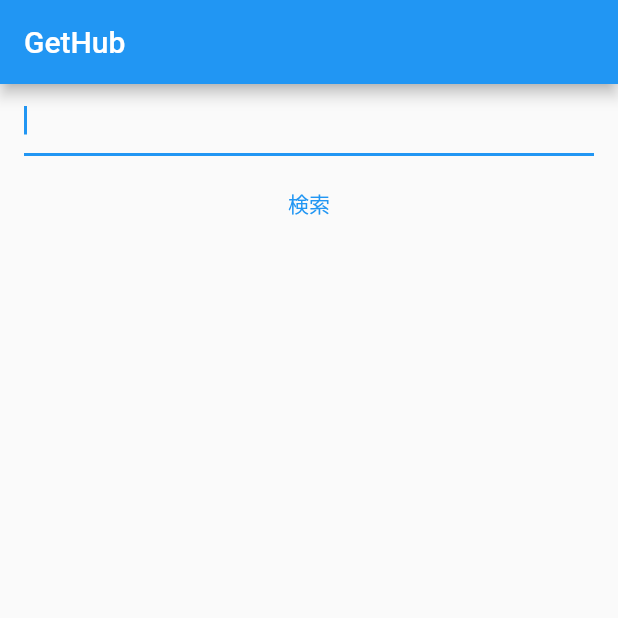
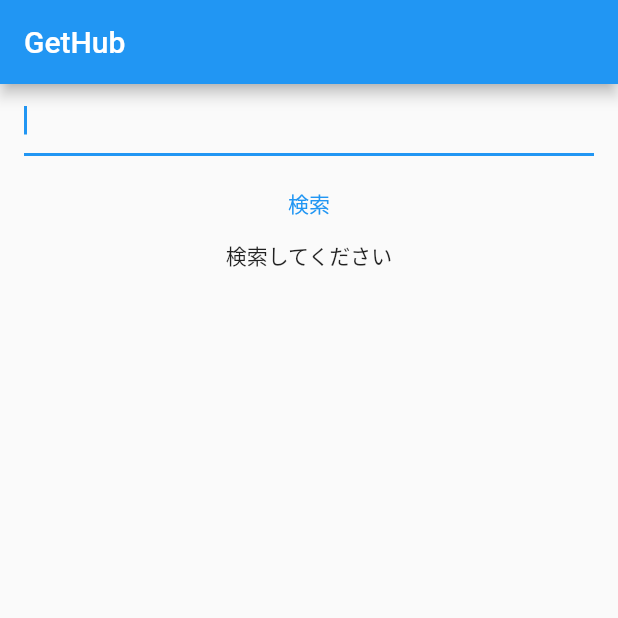
Before and after one commit to icoriha/gethub, a Flutter app: the screen it shows after launch, on a phone screen of 412 x 824 dp, the top half of it. Run offline on Flutter 3.47's test engine with Material 2 defaults, Android fonts, the phone set to English and light mode, and no system bars; our stand-ins replace flutter_riverpod, freezed_annotation.

Commit message:
ページネーションを実装

```diff
--- a/lib/notifier/search_page_notifier.dart
+++ b/lib/notifier/search_page_notifier.dart
@@ -2,32 +2,57 @@ import 'dart:async';
 
 import 'package:flutter/material.dart';
 import 'package:flutter_riverpod/flutter_riverpod.dart';
-import 'package:gethub/domain/model/github_repo.dart';
 import 'package:gethub/infra/api/github_api.dart';
+import 'package:gethub/notifier/search_page_state.dart';
 
 final searchPageNotifierProvider =
-    StateNotifierProvider<SearchPageNotifier, AsyncValue<List<GitHubRepo>>>(
+    StateNotifierProvider<SearchPageNotifier, SearchPageState>(
         (ref) => SearchPageNotifier(ref.read(gitHubAPIProvider)));
 
-class SearchPageNotifier extends StateNotifier<AsyncValue<List<GitHubRepo>>> {
-  SearchPageNotifier(this._gitHubAPI)
-      : super(const AsyncValue.data(<GitHubRepo>[]));
+class SearchPageNotifier extends StateNotifier<SearchPageState> {
+  SearchPageNotifier(this._gitHubAPI) : super(const SearchPageState());
 
   final GitHubAPI _gitHubAPI;
   final searchBarTextController = TextEditingController();
 
   Future<void> search() async {
-    state = const AsyncLoading();
+    state = state.copyWith(isLoading: true);
 
     try {
       final repos = await _gitHubAPI.searchRepos(searchBarTextController.text);
-      state = AsyncData(repos);
+      state = state.copyWith(repos: repos);
     } on Exception catch (e) {
-      state = AsyncError(e);
+      state = state.copyWith(errorMessage: e.toString());
+    } finally {
+      state = state.copyWith(isLoading: false);
     }
   }
 
   Future<void> onScrollEnd() async {
-    print('Scrolled to end!!');
+    if (state.repos == null) return; // 初期状態ではスクロールしても何もしない
+    if (state.repos!.isEmpty) return; // 検索結果が無い場合はスクロールしても何もしない
+
+    state = state.copyWith(isLoading: true);
+
+    try {
+      final nextRepos = await _gitHubAPI.searchRepos(
+        searchBarTextController.text,
+        page: state.currentPage + 1,
+      );
+      if (nextRepos.isEmpty) {
+        print('すべての検索結果を取得しました');
+        return; // 検索結果が無かった場合はリポジトリを追加しない
+      }
+
+      state = state.copyWith(
+        repos: [...(state.repos!), ...nextRepos],
+        currentPage: state.currentPage + 1,
+      );
+      print('リポジトリを${nextRepos.length}件追加');
+    } on Exception catch (e) {
+      state = state.copyWith(errorMessage: e.toString());
+    } finally {
+      state = state.copyWith(isLoading: false);
+    }
   }
 }
--- /dev/null
+++ b/lib/notifier/search_page_state.dart
@@ -0,0 +1,15 @@
+import 'package:gethub/domain/model/github_repo.dart';
+import 'package:freezed_annotation/freezed_annotation.dart';
+
+part 'search_page_state.freezed.dart';
+
+// reposについて、nullは初期状態を、空配列は検索結果がないことを表す。
+@freezed
+class SearchPageState with _$SearchPageState {
+  const factory SearchPageState({
+    @Default(null) List<GitHubRepo>? repos,
+    @Default(1) int currentPage,
+    @Default(false) bool isLoading,
+    @Default(null) String? errorMessage,
+  }) = _SearchPageState;
+}
--- a/lib/ui/page/search_page.dart
+++ b/lib/ui/page/search_page.dart
@@ -1,5 +1,6 @@
 import 'package:flutter/material.dart';
 import 'package:flutter_riverpod/flutter_riverpod.dart';
+import 'package:gethub/domain/model/github_repo.dart';
 import 'package:gethub/notifier/search_page_notifier.dart';
 
 class SearchPage extends StatelessWidget {
@@ -42,23 +43,25 @@ class __BodyState extends ConsumerState<_Body> {
   @override
   Widget build(BuildContext context) {
     final pageState = ref.watch(searchPageNotifierProvider);
-    return Column(
+    return Stack(
       children: [
-        _SearchBar(controller: _notifier.searchBarTextController),
-        _SearchButton(onPressed: () => _notifier.search()),
-        Expanded(
-          child: pageState.when(
-            data: (repos) => ListView.builder(
-                controller: _scrollController,
-                itemCount: repos.length,
-                itemBuilder: (BuildContext context, int i) =>
-                    SizedBox(child: Text(repos[i].name))),
-
-            // TODO: ステータスコードに対応したエラーメッセージを表示する
-            error: (_, __) => Center(child: Text('エラーが発生しました')),
-            loading: () => const Center(child: CircularProgressIndicator()),
-          ),
-        )
+        Column(
+          children: [
+            _SearchBar(controller: _notifier.searchBarTextController),
+            _SearchButton(onPressed: () => _notifier.search()),
+            pageState.repos == null
+                ? const Center(child: Text('検索してください'))
+                : _RepoListView(
+                    pageState.repos!,
+                    scrollController: _scrollController,
+                  ),
+          ],
+        ),
+        pageState.isLoading
+            ? const Center(
+                child: CircularProgressIndicator(),
+              )
+            : const SizedBox.shrink(),
       ],
     );
   }
@@ -67,6 +70,27 @@ class __BodyState extends ConsumerState<_Body> {
   void dispose() {
     _scrollController.dispose();
     super.dispose();
+  }
+}
+
+class _RepoListView extends StatelessWidget {
+  const _RepoListView(
+    this.repos, {
+    Key? key,
+    required this.scrollController,
+  }) : super(key: key);
+  final List<GitHubRepo> repos;
+  final ScrollController scrollController;
+
+  @override
+  Widget build(BuildContext context) {
+    return Expanded(
+      child: ListView.builder(
+          controller: scrollController,
+          itemCount: repos.length,
+          itemBuilder: (BuildContext context, int i) =>
+              SizedBox(child: Text(repos[i].name))),
+    );
   }
 }
 
```
Also changed, not shown: lib/notifier/search_page_state.freezed.dart (added).
